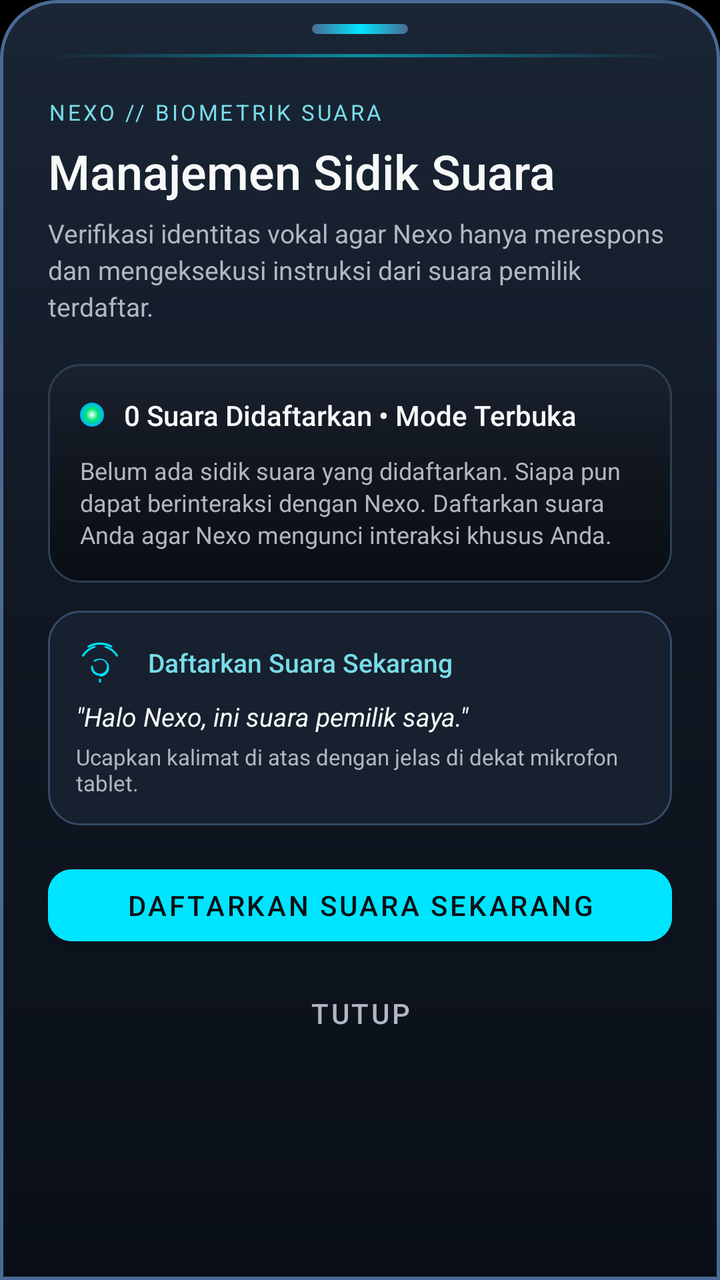
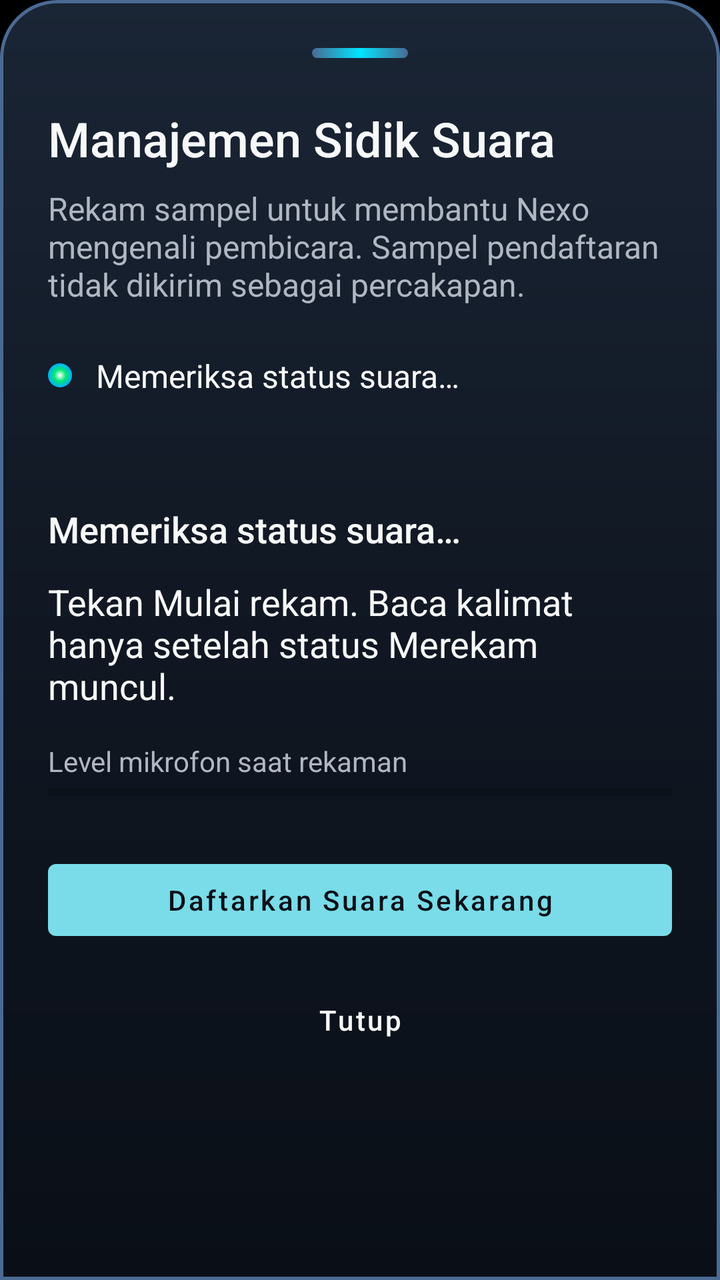

Screens rendered from an Android XML layout before and after an edit, with the pre-edit source and the edit as a unified diff.
<!-- AndroidManifest.xml: application theme Theme.NexoAppliance -->
<!-- res/layout/sheet_voiceprint_management.xml -->
<?xml version="1.0" encoding="utf-8"?>
<androidx.core.widget.NestedScrollView xmlns:android="http://schemas.android.com/apk/res/android"
    xmlns:app="http://schemas.android.com/apk/res-auto"
    android:layout_width="match_parent"
    android:layout_height="match_parent"
    android:fillViewport="true"
    android:background="@drawable/bg_bottom_sheet_modal"
    android:clipToPadding="false">

    <LinearLayout
        android:layout_width="match_parent"
        android:layout_height="wrap_content"
        android:orientation="vertical"
        android:paddingStart="24dp"
        android:paddingEnd="24dp"
        android:paddingTop="12dp"
        android:paddingBottom="28dp">

        <View
            android:layout_width="48dp"
            android:layout_height="5dp"
            android:layout_gravity="center_horizontal"
            android:background="@drawable/bg_sheet_handle"
            android:importantForAccessibility="no" />

        <View
            android:layout_width="match_parent"
            android:layout_height="1.5dp"
            android:layout_marginTop="10dp"
            android:background="@drawable/bg_sheet_top_rim"
            android:importantForAccessibility="no" />

        <TextView
            android:layout_width="match_parent"
            android:layout_height="wrap_content"
            android:layout_marginTop="20dp"
            android:text="@string/voiceprint_sheet_eyebrow"
            android:textSize="11sp"
            android:letterSpacing="0.12"
            android:textColor="@color/setup_accent" />

        <TextView
            android:layout_width="match_parent"
            android:layout_height="wrap_content"
            android:layout_marginTop="6dp"
            android:text="@string/voiceprint_sheet_title"
            android:textSize="24sp"
            android:fontFamily="sans-serif-medium"
            android:textColor="@color/setup_text" />

        <TextView
            android:layout_width="match_parent"
            android:layout_height="wrap_content"
            android:layout_marginTop="6dp"
            android:text="@string/voiceprint_sheet_desc"
            android:textSize="13sp"
            android:lineSpacingExtra="3dp"
            android:textColor="@color/setup_secondary" />

        
        <LinearLayout
            android:id="@+id/cardVoiceprintStatus"
            android:layout_width="match_parent"
            android:layout_height="wrap_content"
            android:layout_marginTop="20dp"
            android:padding="16dp"
            android:orientation="vertical"
            android:background="@drawable/bg_voiceprint_card">

            <LinearLayout
                android:layout_width="match_parent"
                android:layout_height="wrap_content"
                android:gravity="center_vertical"
                android:orientation="horizontal">

                <ImageView
                    android:id="@+id/ivSheetStatusLed"
                    android:layout_width="12dp"
                    android:layout_height="12dp"
                    android:layout_marginEnd="10dp"
                    android:src="@drawable/led_dot"
                    android:contentDescription="Voice Status LED" />

                <TextView
                    android:id="@+id/tvVoiceprintCount"
                    android:layout_width="0dp"
                    android:layout_height="wrap_content"
                    android:layout_weight="1"
                    android:fontFamily="sans-serif-medium"
                    android:text="@string/voiceprint_count_open"
                    android:textColor="@color/setup_text"
                    android:textSize="14sp" />
            </LinearLayout>

            <TextView
                android:id="@+id/tvVoiceprintDetails"
                android:layout_width="match_parent"
                android:layout_height="wrap_content"
                android:layout_marginTop="10dp"
                android:text="@string/voiceprint_info_open"
                android:textColor="@color/setup_secondary"
                android:textSize="12sp"
                android:lineSpacingExtra="2dp" />

            <LinearLayout
                android:id="@+id/layoutVoiceprintMeta"
                android:layout_width="match_parent"
                android:layout_height="wrap_content"
                android:layout_marginTop="12dp"
                android:orientation="vertical"
                android:visibility="gone">

                <View
                    android:layout_width="match_parent"
                    android:layout_height="1dp"
                    android:layout_marginBottom="8dp"
                    android:background="@color/setup_border" />

                <TextView
                    android:id="@+id/tvVoiceprintMetaText"
                    android:layout_width="match_parent"
                    android:layout_height="wrap_content"
                    android:fontFamily="monospace"
                    android:textColor="@color/setup_accent"
                    android:textSize="11sp" />
            </LinearLayout>
        </LinearLayout>

        
        <LinearLayout
            android:id="@+id/cardEnrollHint"
            android:layout_width="match_parent"
            android:layout_height="wrap_content"
            android:layout_marginTop="14dp"
            android:padding="14dp"
            android:orientation="vertical"
            android:background="@drawable/bg_setup_identity">

            <LinearLayout
                android:layout_width="match_parent"
                android:layout_height="wrap_content"
                android:orientation="horizontal"
                android:gravity="center_vertical">

                <ImageView
                    android:id="@+id/ivEnrollIcon"
                    android:layout_width="24dp"
                    android:layout_height="24dp"
                    android:layout_marginEnd="12dp"
                    android:src="@drawable/ic_fingerprint_24"
                    android:contentDescription="Biometric Icon" />

                <TextView
                    android:id="@+id/tvEnrollTitle"
                    android:layout_width="match_parent"
                    android:layout_height="wrap_content"
                    android:fontFamily="sans-serif-medium"
                    android:text="@string/voiceprint_btn_enroll"
                    android:textColor="@color/setup_accent"
                    android:textSize="13sp" />
            </LinearLayout>

            <TextView
                android:id="@+id/tvEnrollHint"
                android:layout_width="match_parent"
                android:layout_height="wrap_content"
                android:layout_marginTop="6dp"
                android:text="@string/voiceprint_recording_phrase"
                android:textColor="@color/setup_text"
                android:textSize="13sp"
                android:textStyle="italic" />

            <TextView
                android:id="@+id/tvEnrollTip"
                android:layout_width="match_parent"
                android:layout_height="wrap_content"
                android:layout_marginTop="4dp"
                android:text="@string/voiceprint_recording_tip"
                android:textColor="@color/setup_secondary"
                android:textSize="11sp" />
        </LinearLayout>

        
        <com.google.android.material.button.MaterialButton
            android:id="@+id/btnVoiceprintEnroll"
            android:layout_width="match_parent"
            android:layout_height="48dp"
            android:layout_marginTop="16dp"
            android:text="@string/voiceprint_btn_enroll"
            android:textColor="#0B1017"
            android:backgroundTint="@color/voiceprint_accent"
            app:cornerRadius="12dp" />

        <com.google.android.material.button.MaterialButton
            android:id="@+id/btnVoiceprintUnenroll"
            style="@style/Widget.MaterialComponents.Button.OutlinedButton"
            android:layout_width="match_parent"
            android:layout_height="48dp"
            android:layout_marginTop="10dp"
            android:text="@string/voiceprint_btn_unenroll"
            android:textColor="@color/voiceprint_danger"
            app:strokeColor="@color/voiceprint_danger"
            app:cornerRadius="12dp"
            android:visibility="gone" />

        <com.google.android.material.button.MaterialButton
            android:id="@+id/btnVoiceprintClose"
            style="@style/Widget.MaterialComponents.Button.TextButton"
            android:layout_width="match_parent"
            android:layout_height="48dp"
            android:layout_marginTop="6dp"
            android:text="@string/voiceprint_btn_close"
            android:textColor="@color/setup_secondary" />

    </LinearLayout>
</androidx.core.widget.NestedScrollView>
<!-- resources referenced by this layout -->
<resources>
  <color name="setup_accent">#79DCE8</color>
  <color name="setup_border">#354B68</color>
  <color name="setup_text">#F7F8F8</color>
  <color name="voiceprint_accent">#00E5FF</color>
  <color name="voiceprint_danger">#FF5252</color>
  <!-- drawable bg_setup_identity (drawable) -->
  <shape xmlns:android="http://schemas.android.com/apk/res/android"><solid android:color="@color/setup_surface"/><corners android:radius="16dp"/><stroke android:width="1dp" android:color="@color/setup_border"/></shape>
  <!-- drawable bg_sheet_top_rim (drawable) -->
  <?xml version="1.0" encoding="utf-8"?>
  <shape xmlns:android="http://schemas.android.com/apk/res/android"
      android:shape="rectangle">
      <gradient
          android:type="linear"
          android:angle="0"
          android:startColor="#003A5373"
          android:centerColor="#8800E5FF"
          android:endColor="#003A5373" />
  </shape>
  <!-- drawable bg_voiceprint_card (drawable) -->
  <?xml version="1.0" encoding="utf-8"?>
  <shape xmlns:android="http://schemas.android.com/apk/res/android"
      android:shape="rectangle">
      <corners android:radius="16dp" />
      <gradient
          android:type="linear"
          android:angle="270"
          android:startColor="#1A222E"
          android:centerColor="#10151E"
          android:endColor="#0A0E15" />
      <stroke
          android:width="1dp"
          android:color="#2E3F54" />
      <padding
          android:left="16dp"
          android:top="16dp"
          android:right="16dp"
          android:bottom="16dp" />
  </shape>
  <!-- drawable ic_fingerprint_24 (drawable) -->
  <vector xmlns:android="http://schemas.android.com/apk/res/android"
      android:width="24dp"
      android:height="24dp"
      android:viewportWidth="24"
      android:viewportHeight="24">
    <path
        android:fillColor="#00E5FF"
        android:pathData="M17.81,4.47c-0.08,0 -0.16,-0.02 -0.23,-0.06C15.66,3.42 14,3 12.01,3c-1.98,0 -3.86,0.47 -5.57,1.41 -0.24,0.13 -0.54,0.04 -0.68,-0.2 -0.13,-0.24 -0.04,-0.55 0.2,-0.68C7.86,2.44 9.9,1.9 12.01,1.9c2.18,0 4.02,0.47 5.9,1.6 0.23,0.14 0.3,0.45 0.16,0.69 -0.07,0.18 -0.26,0.28 -0.46,0.28zM3.46,8.93c-0.07,0 -0.15,-0.02 -0.22,-0.06 -0.23,-0.14 -0.31,-0.44 -0.17,-0.68C4.38,6.01 6.59,4.42 9.07,3.61c0.26,-0.09 0.54,0.06 0.62,0.32 0.09,0.26 -0.06,0.54 -0.32,0.62 -2.26,0.74 -4.28,2.19 -5.46,4.19 -0.08,0.12 -0.26,0.19 -0.45,0.19zM20.53,8.93c-0.19,0 -0.37,-0.07 -0.45,-0.19 -1.18,-2 -3.2,-3.45 -5.46,-4.19 -0.26,-0.08 -0.41,-0.36 -0.32,-0.62 0.08,-0.26 0.36,-0.41 0.62,-0.32 2.48,0.81 4.69,2.4 6,4.58 0.14,0.24 0.06,0.54 -0.17,0.68 -0.07,0.04 -0.15,0.06 -0.22,0.06zM12,22c-0.28,0 -0.5,-0.22 -0.5,-0.5v-1c0,-0.28 0.22,-0.5 0.5,-0.5s0.5,0.22 0.5,0.5v1c0,0.28 -0.22,0.5 -0.5,0.5zM12,18.5c-2.48,0 -4.5,-2.02 -4.5,-4.5 0,-0.28 0.22,-0.5 0.5,-0.5s0.5,0.22 0.5,0.5c0,1.93 1.57,3.5 3.5,3.5s3.5,-1.57 3.5,-3.5c0,-1.93 -1.57,-3.5 -3.5,-3.5 -0.87,0 -1.68,0.32 -2.31,0.91 -0.2,0.19 -0.51,0.18 -0.71,-0.02 -0.19,-0.2 -0.18,-0.51 0.02,-0.71C9.8,10.37 10.86,10 12,10c2.48,0 4.5,2.02 4.5,4.5s-2.02,4.5 -4.5,4.5zM7.5,14c0,-0.28 0.22,-0.5 0.5,-0.5 0.28,0 0.5,0.22 0.5,0.5 0,1.93 1.57,3.5 3.5,3.5 0.28,0 0.5,0.22 0.5,0.5s-0.22,0.5 -0.5,0.5C9.02,18.5 7.5,16.48 7.5,14z"/>
  </vector>
  <string name="voiceprint_count_open">0 Suara Didaftarkan • Mode Terbuka</string>
  <string name="voiceprint_info_open">Belum ada sidik suara yang didaftarkan. Siapa pun dapat berinteraksi dengan Nexo. Daftarkan suara Anda agar Nexo mengunci interaksi khusus Anda.</string>
  <string name="voiceprint_recording_phrase">\"Halo Nexo, ini suara pemilik saya.\"</string>
  <string name="voiceprint_recording_tip">Ucapkan kalimat di atas dengan jelas di dekat mikrofon tablet.</string>
  <string name="voiceprint_sheet_desc">Verifikasi identitas vokal agar Nexo hanya merespons dan mengeksekusi instruksi dari suara pemilik terdaftar.</string>
  <string name="voiceprint_sheet_eyebrow">NEXO // BIOMETRIK SUARA</string>
  <color name="setup_surface">#16202E</color>
  <color name="bg_black">#000000</color>
  <!-- unchanged entries left out for length: 9 -->
</resources>

<!-- the commit's change to res/layout/sheet_voiceprint_management.xml (unified diff, before → after) -->
@@ -6,211 +6,173 @@
     android:fillViewport="true"
     android:background="@drawable/bg_bottom_sheet_modal"
     android:clipToPadding="false">
-
     <LinearLayout
         android:layout_width="match_parent"
         android:layout_height="wrap_content"
         android:orientation="vertical"
-        android:paddingStart="24dp"
-        android:paddingEnd="24dp"
-        android:paddingTop="12dp"
-        android:paddingBottom="28dp">
-
+        android:padding="24dp">
         <View
             android:layout_width="48dp"
             android:layout_height="5dp"
             android:layout_gravity="center_horizontal"
             android:background="@drawable/bg_sheet_handle"
             android:importantForAccessibility="no" />
-
-        <View
-            android:layout_width="match_parent"
-            android:layout_height="1.5dp"
-            android:layout_marginTop="10dp"
-            android:background="@drawable/bg_sheet_top_rim"
-            android:importantForAccessibility="no" />
-
         <TextView
             android:layout_width="match_parent"
             android:layout_height="wrap_content"
-            android:layout_marginTop="20dp"
-            android:text="@string/voiceprint_sheet_eyebrow"
-            android:textSize="11sp"
-            android:letterSpacing="0.12"
-            android:textColor="@color/setup_accent" />
-
-        <TextView
-            android:layout_width="match_parent"
-            android:layout_height="wrap_content"
-            android:layout_marginTop="6dp"
+            android:layout_marginTop="24dp"
             android:text="@string/voiceprint_sheet_title"
             android:textSize="24sp"
             android:fontFamily="sans-serif-medium"
             android:textColor="@color/setup_text" />
-
         <TextView
             android:layout_width="match_parent"
             android:layout_height="wrap_content"
-            android:layout_marginTop="6dp"
+            android:layout_marginTop="8dp"
             android:text="@string/voiceprint_sheet_desc"
-            android:textSize="13sp"
-            android:lineSpacingExtra="3dp"
+            android:textSize="16sp"
             android:textColor="@color/setup_secondary" />
-
-        
         <LinearLayout
             android:id="@+id/cardVoiceprintStatus"
             android:layout_width="match_parent"
             android:layout_height="wrap_content"
-            android:layout_marginTop="20dp"
-            android:padding="16dp"
-            android:orientation="vertical"
-            android:background="@drawable/bg_voiceprint_card">
-
+            android:layout_marginTop="24dp"
+            android:orientation="vertical">
             <LinearLayout
                 android:layout_width="match_parent"
                 android:layout_height="wrap_content"
                 android:gravity="center_vertical"
                 android:orientation="horizontal">
-
                 <ImageView
                     android:id="@+id/ivSheetStatusLed"
                     android:layout_width="12dp"
                     android:layout_height="12dp"
-                    android:layout_marginEnd="10dp"
+                    android:layout_marginEnd="12dp"
                     android:src="@drawable/led_dot"
-                    android:contentDescription="Voice Status LED" />
-
+                    android:importantForAccessibility="no" />
                 <TextView
                     android:id="@+id/tvVoiceprintCount"
                     android:layout_width="0dp"
                     android:layout_height="wrap_content"
                     android:layout_weight="1"
-                    android:fontFamily="sans-serif-medium"
-                    android:text="@string/voiceprint_count_open"
+                    android:text="@string/voiceprint_loading"
                     android:textColor="@color/setup_text"
-                    android:textSize="14sp" />
+                    android:textSize="16sp" />
             </LinearLayout>
-
             <TextView
                 android:id="@+id/tvVoiceprintDetails"
                 android:layout_width="match_parent"
                 android:layout_height="wrap_content"
-                android:layout_marginTop="10dp"
-                android:text="@string/voiceprint_info_open"
+                android:layout_marginTop="8dp"
                 android:textColor="@color/setup_secondary"
-                android:textSize="12sp"
-                android:lineSpacingExtra="2dp" />
-
+                android:textSize="16sp" />
             <LinearLayout
                 android:id="@+id/layoutVoiceprintMeta"
                 android:layout_width="match_parent"
                 android:layout_height="wrap_content"
-                android:layout_marginTop="12dp"
+                android:layout_marginTop="8dp"
                 android:orientation="vertical"
                 android:visibility="gone">
-
-                <View
-                    android:layout_width="match_parent"
-                    android:layout_height="1dp"
-                    android:layout_marginBottom="8dp"
-                    android:background="@color/setup_border" />
-
                 <TextView
                     android:id="@+id/tvVoiceprintMetaText"
                     android:layout_width="match_parent"
                     android:layout_height="wrap_content"
-                    android:fontFamily="monospace"
-                    android:textColor="@color/setup_accent"
-                    android:textSize="11sp" />
+                    android:textColor="@color/setup_secondary"
+                    android:textSize="14sp" />
             </LinearLayout>
         </LinearLayout>
-
-        
         <LinearLayout
             android:id="@+id/cardEnrollHint"
             android:layout_width="match_parent"
             android:layout_height="wrap_content"
-            android:layout_marginTop="14dp"
-            android:padding="14dp"
-            android:orientation="vertical"
-            android:background="@drawable/bg_setup_identity">
-
-            <LinearLayout
+            android:layout_marginTop="24dp"
+            android:orientation="vertical">
+            <TextView
+                android:id="@+id/voiceprintFeedback"
                 android:layout_width="match_parent"
                 android:layout_height="wrap_content"
-                android:orientation="horizontal"
-                android:gravity="center_vertical">
-
-                <ImageView
-                    android:id="@+id/ivEnrollIcon"
-                    android:layout_width="24dp"
-                    android:layout_height="24dp"
-                    android:layout_marginEnd="12dp"
-                    android:src="@drawable/ic_fingerprint_24"
-                    android:contentDescription="Biometric Icon" />
-
-                <TextView
-                    android:id="@+id/tvEnrollTitle"
-                    android:layout_width="match_parent"
-                    android:layout_height="wrap_content"
-                    android:fontFamily="sans-serif-medium"
-                    android:text="@string/voiceprint_btn_enroll"
-                    android:textColor="@color/setup_accent"
-                    android:textSize="13sp" />
-            </LinearLayout>
-
+                android:accessibilityLiveRegion="polite"
+                android:text="@string/voiceprint_loading"
+                android:textColor="@color/setup_text"
+                android:textSize="18sp"
+                android:fontFamily="sans-serif-medium" />
             <TextView
                 android:id="@+id/tvEnrollHint"
                 android:layout_width="match_parent"
                 android:layout_height="wrap_content"
-                android:layout_marginTop="6dp"
-                android:text="@string/voiceprint_recording_phrase"
+                android:layout_marginTop="12dp"
+                android:text="@string/voiceprint_before_recording"
                 android:textColor="@color/setup_text"
-                android:textSize="13sp"
-                android:textStyle="italic" />
-
+                android:textSize="18sp" />
+            <ProgressBar
+                android:id="@+id/voiceprintProgress"
+                style="?android:attr/progressBarStyleHorizontal"
+                android:layout_width="match_parent"
+                android:layout_height="12dp"
+                android:layout_marginTop="16dp"
+                android:max="100"
+                android:visibility="gone"
+                android:contentDescription="@string/voiceprint_recording_progress" />
             <TextView
-                android:id="@+id/tvEnrollTip"
                 android:layout_width="match_parent"
                 android:layout_height="wrap_content"
-                android:layout_marginTop="4dp"
-                android:text="@string/voiceprint_recording_tip"
+                android:layout_marginTop="16dp"
+                android:text="@string/voiceprint_input_label"
                 android:textColor="@color/setup_secondary"
-                android:textSize="11sp" />
+                android:textSize="14sp" />
+            <ProgressBar
+                android:id="@+id/voiceprintInputLevel"
+                style="?android:attr/progressBarStyleHorizontal"
+                android:layout_width="match_parent"
+                android:layout_height="12dp"
+                android:max="100"
+                android:contentDescription="@string/voiceprint_input_label" />
         </LinearLayout>
-
-        
         <com.google.android.material.button.MaterialButton
             android:id="@+id/btnVoiceprintEnroll"
             android:layout_width="match_parent"
-            android:layout_height="48dp"
-            android:layout_marginTop="16dp"
+            android:layout_height="wrap_content"
+            android:minHeight="48dp"
+            android:singleLine="false"
+            android:layout_marginTop="24dp"
             android:text="@string/voiceprint_btn_enroll"
+            android:textAllCaps="false"
             android:textColor="#0B1017"
-            android:backgroundTint="@color/voiceprint_accent"
-            app:cornerRadius="12dp" />
-
+            app:backgroundTint="@color/setup_accent" />
+        <com.google.android.material.button.MaterialButton
+            android:id="@+id/btnVoiceprintCancel"
+            style="@style/Widget.MaterialComponents.Button.OutlinedButton"
+            android:layout_width="match_parent"
+            android:layout_height="wrap_content"
+            android:minHeight="48dp"
+            android:singleLine="false"
+            android:text="@string/voiceprint_cancel_recording"
+            android:textAllCaps="false"
+            android:visibility="gone"
+            android:textColor="@color/setup_text" />
         <com.google.android.material.button.MaterialButton
             android:id="@+id/btnVoiceprintUnenroll"
             style="@style/Widget.MaterialComponents.Button.OutlinedButton"
             android:layout_width="match_parent"
-            android:layout_height="48dp"
-            android:layout_marginTop="10dp"
+            android:layout_height="wrap_content"
+            android:minHeight="48dp"
+            android:singleLine="false"
+            android:layout_marginTop="12dp"
             android:text="@string/voiceprint_btn_unenroll"
-            android:textColor="@color/voiceprint_danger"
-            app:strokeColor="@color/voiceprint_danger"
-            app:cornerRadius="12dp"
+            android:textAllCaps="false"
+            android:textColor="@color/setup_danger"
+            app:strokeColor="@color/setup_danger"
             android:visibility="gone" />
-
         <com.google.android.material.button.MaterialButton
             android:id="@+id/btnVoiceprintClose"
             style="@style/Widget.MaterialComponents.Button.TextButton"
             android:layout_width="match_parent"
-            android:layout_height="48dp"
-            android:layout_marginTop="6dp"
+            android:layout_height="wrap_content"
+            android:minHeight="48dp"
+            android:singleLine="false"
+            android:layout_marginTop="12dp"
             android:text="@string/voiceprint_btn_close"
-            android:textColor="@color/setup_secondary" />
-
+            android:textAllCaps="false"
+            android:textColor="@color/setup_text" />
     </LinearLayout>
 </androidx.core.widget.NestedScrollView>
<!-- resource entries referenced after the edit -->
@@ -1,60 +1,14 @@
 <!-- resources referenced by this layout -->
 <resources>
   <color name="setup_accent">#79DCE8</color>
-  <color name="setup_border">#354B68</color>
+  <color name="setup_danger">#FFB4AB</color>
   <color name="setup_text">#F7F8F8</color>
-  <color name="voiceprint_accent">#00E5FF</color>
-  <color name="voiceprint_danger">#FF5252</color>
-  <!-- drawable bg_setup_identity (drawable) -->
-  <shape xmlns:android="http://schemas.android.com/apk/res/android"><solid android:color="@color/setup_surface"/><corners android:radius="16dp"/><stroke android:width="1dp" android:color="@color/setup_border"/></shape>
-  <!-- drawable bg_sheet_top_rim (drawable) -->
-  <?xml version="1.0" encoding="utf-8"?>
-  <shape xmlns:android="http://schemas.android.com/apk/res/android"
-      android:shape="rectangle">
-      <gradient
-          android:type="linear"
-          android:angle="0"
-          android:startColor="#003A5373"
-          android:centerColor="#8800E5FF"
-          android:endColor="#003A5373" />
-  </shape>
-  <!-- drawable bg_voiceprint_card (drawable) -->
-  <?xml version="1.0" encoding="utf-8"?>
-  <shape xmlns:android="http://schemas.android.com/apk/res/android"
-      android:shape="rectangle">
-      <corners android:radius="16dp" />
-      <gradient
-          android:type="linear"
-          android:angle="270"
-          android:startColor="#1A222E"
-          android:centerColor="#10151E"
-          android:endColor="#0A0E15" />
-      <stroke
-          android:width="1dp"
-          android:color="#2E3F54" />
-      <padding
-          android:left="16dp"
-          android:top="16dp"
-          android:right="16dp"
-          android:bottom="16dp" />
-  </shape>
-  <!-- drawable ic_fingerprint_24 (drawable) -->
-  <vector xmlns:android="http://schemas.android.com/apk/res/android"
-      android:width="24dp"
-      android:height="24dp"
-      android:viewportWidth="24"
-      android:viewportHeight="24">
-    <path
-        android:fillColor="#00E5FF"
-        android:pathData="M17.81,4.47c-0.08,0 -0.16,-0.02 -0.23,-0.06C15.66,3.42 14,3 12.01,3c-1.98,0 -3.86,0.47 -5.57,1.41 -0.24,0.13 -0.54,0.04 -0.68,-0.2 -0.13,-0.24 -0.04,-0.55 0.2,-0.68C7.86,2.44 9.9,1.9 12.01,1.9c2.18,0 4.02,0.47 5.9,1.6 0.23,0.14 0.3,0.45 0.16,0.69 -0.07,0.18 -0.26,0.28 -0.46,0.28zM3.46,8.93c-0.07,0 -0.15,-0.02 -0.22,-0.06 -0.23,-0.14 -0.31,-0.44 -0.17,-0.68C4.38,6.01 6.59,4.42 9.07,3.61c0.26,-0.09 0.54,0.06 0.62,0.32 0.09,0.26 -0.06,0.54 -0.32,0.62 -2.26,0.74 -4.28,2.19 -5.46,4.19 -0.08,0.12 -0.26,0.19 -0.45,0.19zM20.53,8.93c-0.19,0 -0.37,-0.07 -0.45,-0.19 -1.18,-2 -3.2,-3.45 -5.46,-4.19 -0.26,-0.08 -0.41,-0.36 -0.32,-0.62 0.08,-0.26 0.36,-0.41 0.62,-0.32 2.48,0.81 4.69,2.4 6,4.58 0.14,0.24 0.06,0.54 -0.17,0.68 -0.07,0.04 -0.15,0.06 -0.22,0.06zM12,22c-0.28,0 -0.5,-0.22 -0.5,-0.5v-1c0,-0.28 0.22,-0.5 0.5,-0.5s0.5,0.22 0.5,0.5v1c0,0.28 -0.22,0.5 -0.5,0.5zM12,18.5c-2.48,0 -4.5,-2.02 -4.5,-4.5 0,-0.28 0.22,-0.5 0.5,-0.5s0.5,0.22 0.5,0.5c0,1.93 1.57,3.5 3.5,3.5s3.5,-1.57 3.5,-3.5c0,-1.93 -1.57,-3.5 -3.5,-3.5 -0.87,0 -1.68,0.32 -2.31,0.91 -0.2,0.19 -0.51,0.18 -0.71,-0.02 -0.19,-0.2 -0.18,-0.51 0.02,-0.71C9.8,10.37 10.86,10 12,10c2.48,0 4.5,2.02 4.5,4.5s-2.02,4.5 -4.5,4.5zM7.5,14c0,-0.28 0.22,-0.5 0.5,-0.5 0.28,0 0.5,0.22 0.5,0.5 0,1.93 1.57,3.5 3.5,3.5 0.28,0 0.5,0.22 0.5,0.5s-0.22,0.5 -0.5,0.5C9.02,18.5 7.5,16.48 7.5,14z"/>
-  </vector>
-  <string name="voiceprint_count_open">0 Suara Didaftarkan • Mode Terbuka</string>
-  <string name="voiceprint_info_open">Belum ada sidik suara yang didaftarkan. Siapa pun dapat berinteraksi dengan Nexo. Daftarkan suara Anda agar Nexo mengunci interaksi khusus Anda.</string>
-  <string name="voiceprint_recording_phrase">\"Halo Nexo, ini suara pemilik saya.\"</string>
-  <string name="voiceprint_recording_tip">Ucapkan kalimat di atas dengan jelas di dekat mikrofon tablet.</string>
-  <string name="voiceprint_sheet_desc">Verifikasi identitas vokal agar Nexo hanya merespons dan mengeksekusi instruksi dari suara pemilik terdaftar.</string>
-  <string name="voiceprint_sheet_eyebrow">NEXO // BIOMETRIK SUARA</string>
-  <color name="setup_surface">#16202E</color>
+  <string name="voiceprint_before_recording">Tekan Mulai rekam. Baca kalimat hanya setelah status Merekam muncul.</string>
+  <string name="voiceprint_cancel_recording">Batalkan rekaman</string>
+  <string name="voiceprint_input_label">Level mikrofon saat rekaman</string>
+  <string name="voiceprint_loading">Memeriksa status suara…</string>
+  <string name="voiceprint_recording_progress">Progres rekaman sampel suara</string>
+  <string name="voiceprint_sheet_desc">Rekam sampel untuk membantu Nexo mengenali pembicara. Sampel pendaftaran tidak dikirim sebagai percakapan.</string>
   <color name="bg_black">#000000</color>
   <!-- unchanged entries left out for length: 9 -->
 </resources>
